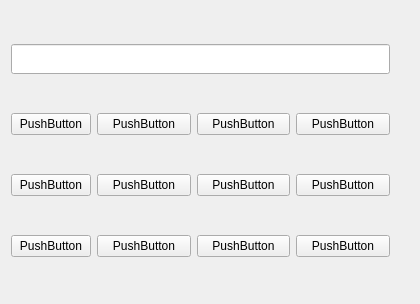
Qt form HW14_3/UberCalculator/mainwindow.ui (danilaml/DZ) before a commit.
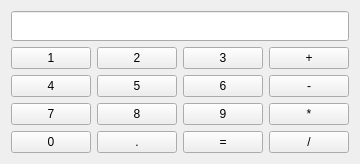
The same form after that commit.

```diff
--- a/HW14_3/UberCalculator/mainwindow.ui
+++ b/HW14_3/UberCalculator/mainwindow.ui
@@ -6,8 +6,8 @@
    <rect>
     <x>0</x>
     <y>0</y>
-    <width>420</width>
-    <height>304</height>
+    <width>336</width>
+    <height>164</height>
    </rect>
   </property>
   <property name="windowTitle">
@@ -20,109 +20,212 @@
      <verstretch>0</verstretch>
     </sizepolicy>
    </property>
-   <widget class="QWidget" name="gridLayoutWidget">
-    <property name="geometry">
-     <rect>
-      <x>0</x>
-      <y>0</y>
-      <width>401</width>
-      <height>301</height>
-     </rect>
-    </property>
     <layout class="QGridLayout" name="gridLayout">
-     <property name="sizeConstraint">
-      <enum>QLayout::SetDefaultConstraint</enum>
-     </property>
-     <item row="1" column="3">
+    <item row="3" column="2">
+     <widget class="QPushButton" name="pushButton_9">
+      <property name="sizePolicy">
+       <sizepolicy hsizetype="Minimum" vsizetype="MinimumExpanding">
+        <horstretch>0</horstretch>
+        <verstretch>0</verstretch>
+       </sizepolicy>
+      </property>
+      <property name="text">
+       <string>9</string>
+      </property>
+     </widget>
+    </item>
+    <item row="2" column="1">
       <widget class="QPushButton" name="pushButton_5">
+      <property name="sizePolicy">
+       <sizepolicy hsizetype="Minimum" vsizetype="MinimumExpanding">
+        <horstretch>0</horstretch>
+        <verstretch>0</verstretch>
+       </sizepolicy>
+      </property>
        <property name="text">
-        <string>PushButton</string>
+       <string>5</string>
+      </property>
+     </widget>
+    </item>
+    <item row="4" column="0">
+     <widget class="QPushButton" name="pushButton_0">
+      <property name="sizePolicy">
+       <sizepolicy hsizetype="Minimum" vsizetype="MinimumExpanding">
+        <horstretch>0</horstretch>
+        <verstretch>0</verstretch>
+       </sizepolicy>
+      </property>
+      <property name="text">
+       <string>0</string>
+      </property>
+     </widget>
+    </item>
+    <item row="4" column="1">
+     <widget class="QPushButton" name="pushButton_dot">
+      <property name="sizePolicy">
+       <sizepolicy hsizetype="Minimum" vsizetype="MinimumExpanding">
+        <horstretch>0</horstretch>
+        <verstretch>0</verstretch>
+       </sizepolicy>
+      </property>
+      <property name="text">
+       <string>.</string>
+      </property>
+     </widget>
+    </item>
+    <item row="4" column="2">
+     <widget class="QPushButton" name="pushButton_eql">
+      <property name="sizePolicy">
+       <sizepolicy hsizetype="Minimum" vsizetype="MinimumExpanding">
+        <horstretch>0</horstretch>
+        <verstretch>0</verstretch>
+       </sizepolicy>
+      </property>
+      <property name="text">
+       <string>=</string>
        </property>
       </widget>
      </item>
      <item row="1" column="2">
-      <widget class="QPushButton" name="pushButton_4">
-       <property name="text">
-        <string>PushButton</string>
-       </property>
-      </widget>
-     </item>
-     <item row="2" column="1">
-      <widget class="QPushButton" name="pushButton_6">
-       <property name="text">
-        <string>PushButton</string>
-       </property>
-      </widget>
-     </item>
-     <item row="2" column="3">
       <widget class="QPushButton" name="pushButton_3">
+      <property name="sizePolicy">
+       <sizepolicy hsizetype="Minimum" vsizetype="MinimumExpanding">
+        <horstretch>0</horstretch>
+        <verstretch>0</verstretch>
+       </sizepolicy>
+      </property>
        <property name="text">
-        <string>PushButton</string>
+       <string>3</string>
        </property>
       </widget>
      </item>
-     <item row="1" column="0">
-      <widget class="QPushButton" name="pushButton">
+    <item row="2" column="2">
+     <widget class="QPushButton" name="pushButton_6">
+      <property name="sizePolicy">
+       <sizepolicy hsizetype="Minimum" vsizetype="MinimumExpanding">
+        <horstretch>0</horstretch>
+        <verstretch>0</verstretch>
+       </sizepolicy>
+      </property>
        <property name="text">
-        <string>PushButton</string>
+       <string>6</string>
        </property>
       </widget>
      </item>
      <item row="2" column="0">
-      <widget class="QPushButton" name="pushButton_2">
+     <widget class="QPushButton" name="pushButton_4">
        <property name="sizePolicy">
-        <sizepolicy hsizetype="Maximum" vsizetype="Fixed">
+       <sizepolicy hsizetype="Minimum" vsizetype="MinimumExpanding">
          <horstretch>0</horstretch>
          <verstretch>0</verstretch>
         </sizepolicy>
        </property>
-       <property name="layoutDirection">
-        <enum>Qt::LeftToRight</enum>
-       </property>
        <property name="text">
-        <string>PushButton</string>
+       <string>4</string>
        </property>
       </widget>
      </item>
-     <item row="3" column="2">
-      <widget class="QPushButton" name="pushButton_11">
-       <property name="text">
-        <string>PushButton</string>
-       </property>
-      </widget>
-     </item>
-     <item row="3" column="1">
-      <widget class="QPushButton" name="pushButton_10">
+    <item row="1" column="0">
+     <widget class="QPushButton" name="pushButton_1">
+      <property name="sizePolicy">
+       <sizepolicy hsizetype="Minimum" vsizetype="MinimumExpanding">
+        <horstretch>0</horstretch>
+        <verstretch>0</verstretch>
+       </sizepolicy>
+      </property>
        <property name="text">
-        <string>PushButton</string>
+       <string>1</string>
        </property>
       </widget>
      </item>
      <item row="3" column="0">
-      <widget class="QPushButton" name="pushButton_9">
-       <property name="text">
-        <string>PushButton</string>
-       </property>
-      </widget>
-     </item>
-     <item row="3" column="3">
-      <widget class="QPushButton" name="pushButton_12">
+     <widget class="QPushButton" name="pushButton_7">
+      <property name="sizePolicy">
+       <sizepolicy hsizetype="Minimum" vsizetype="MinimumExpanding">
+        <horstretch>0</horstretch>
+        <verstretch>0</verstretch>
+       </sizepolicy>
+      </property>
        <property name="text">
-        <string>PushButton</string>
+       <string>7</string>
        </property>
       </widget>
      </item>
      <item row="1" column="1">
+     <widget class="QPushButton" name="pushButton_2">
+      <property name="sizePolicy">
+       <sizepolicy hsizetype="Minimum" vsizetype="MinimumExpanding">
+        <horstretch>0</horstretch>
+        <verstretch>0</verstretch>
+       </sizepolicy>
+      </property>
+      <property name="text">
+       <string>2</string>
+      </property>
+     </widget>
+    </item>
+    <item row="3" column="1">
       <widget class="QPushButton" name="pushButton_8">
+      <property name="sizePolicy">
+       <sizepolicy hsizetype="Minimum" vsizetype="MinimumExpanding">
+        <horstretch>0</horstretch>
+        <verstretch>0</verstretch>
+       </sizepolicy>
+      </property>
        <property name="text">
-        <string>PushButton</string>
+       <string>8</string>
        </property>
       </widget>
      </item>
-     <item row="2" column="2">
-      <widget class="QPushButton" name="pushButton_7">
+    <item row="1" column="3">
+     <widget class="QPushButton" name="pushButton_plus">
+      <property name="sizePolicy">
+       <sizepolicy hsizetype="Minimum" vsizetype="MinimumExpanding">
+        <horstretch>0</horstretch>
+        <verstretch>0</verstretch>
+       </sizepolicy>
+      </property>
        <property name="text">
-        <string>PushButton</string>
+       <string>+</string>
+      </property>
+     </widget>
+    </item>
+    <item row="2" column="3">
+     <widget class="QPushButton" name="pushButton_minus">
+      <property name="sizePolicy">
+       <sizepolicy hsizetype="Minimum" vsizetype="MinimumExpanding">
+        <horstretch>0</horstretch>
+        <verstretch>0</verstretch>
+       </sizepolicy>
+      </property>
+      <property name="text">
+       <string>-</string>
+      </property>
+     </widget>
+    </item>
+    <item row="3" column="3">
+     <widget class="QPushButton" name="pushButton_mult">
+      <property name="sizePolicy">
+       <sizepolicy hsizetype="Minimum" vsizetype="MinimumExpanding">
+        <horstretch>0</horstretch>
+        <verstretch>0</verstretch>
+       </sizepolicy>
+      </property>
+      <property name="text">
+       <string>*</string>
+      </property>
+     </widget>
+    </item>
+    <item row="4" column="3">
+     <widget class="QPushButton" name="pushButton_div">
+      <property name="sizePolicy">
+       <sizepolicy hsizetype="Minimum" vsizetype="MinimumExpanding">
+        <horstretch>0</horstretch>
+        <verstretch>0</verstretch>
+       </sizepolicy>
+      </property>
+      <property name="text">
+       <string>/</string>
        </property>
       </widget>
      </item>
@@ -140,8 +243,11 @@
          <height>30</height>
         </size>
        </property>
+      <property name="layoutDirection">
+       <enum>Qt::LeftToRight</enum>
+      </property>
        <property name="alignment">
-        <set>Qt::AlignLeading|Qt::AlignLeft|Qt::AlignTop</set>
+       <set>Qt::AlignLeading|Qt::AlignLeft|Qt::AlignVCenter</set>
        </property>
        <property name="readOnly">
         <bool>true</bool>
@@ -149,7 +255,6 @@
       </widget>
      </item>
     </layout>
-   </widget>
   </widget>
  </widget>
  <layoutdefault spacing="6" margin="11"/>
```
Left out of the diff: 2 changed lines with no effect on the pictures. Lines whose indentation alone changed are shown as unchanged.
